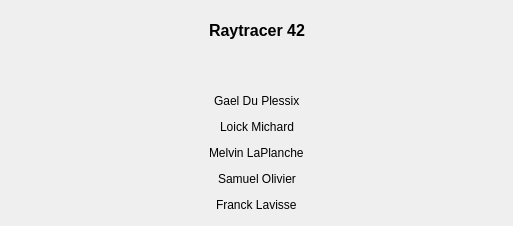
Qt form forms/About.ui (gaelduplessix/raytracer-42) before a commit.
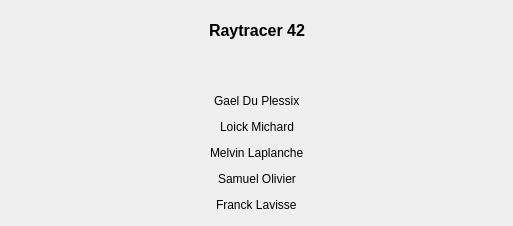
The same form after that commit.

Patch:
```diff
--- a/forms/About.ui
+++ b/forms/About.ui
@@ -188,7 +188,7 @@
       <item>
        <widget class="QLabel" name="label_4">
         <property name="text">
-         <string>Melvin LaPlanche</string>
+         <string>Melvin Laplanche</string>
         </property>
        </widget>
       </item>
```
